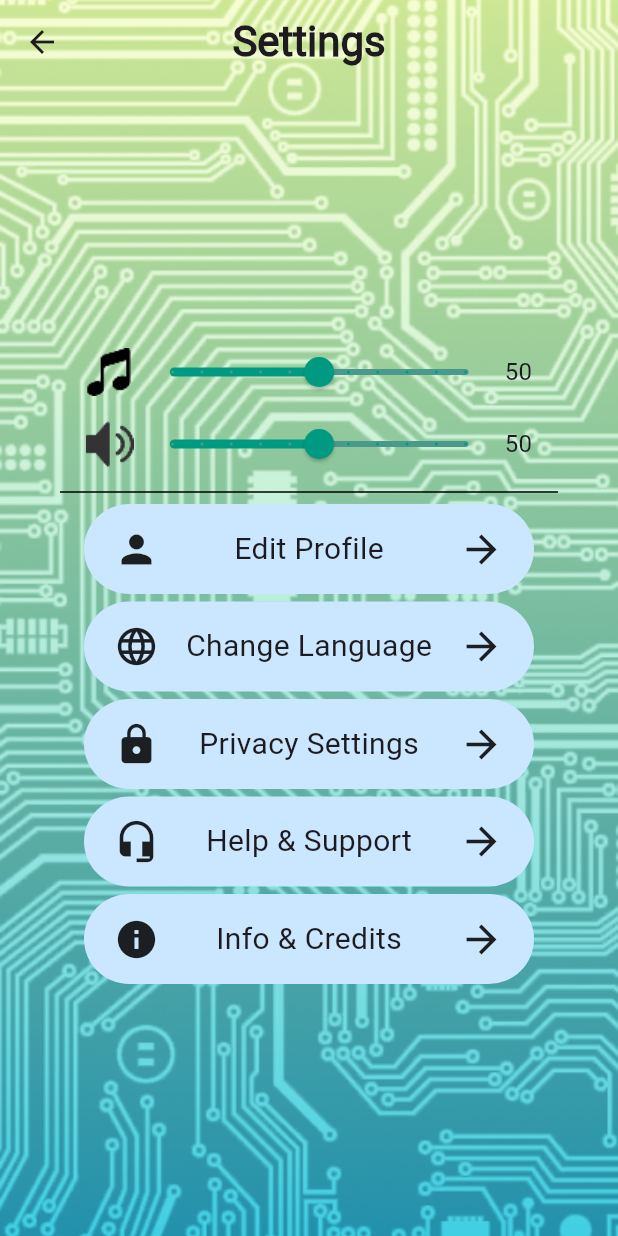
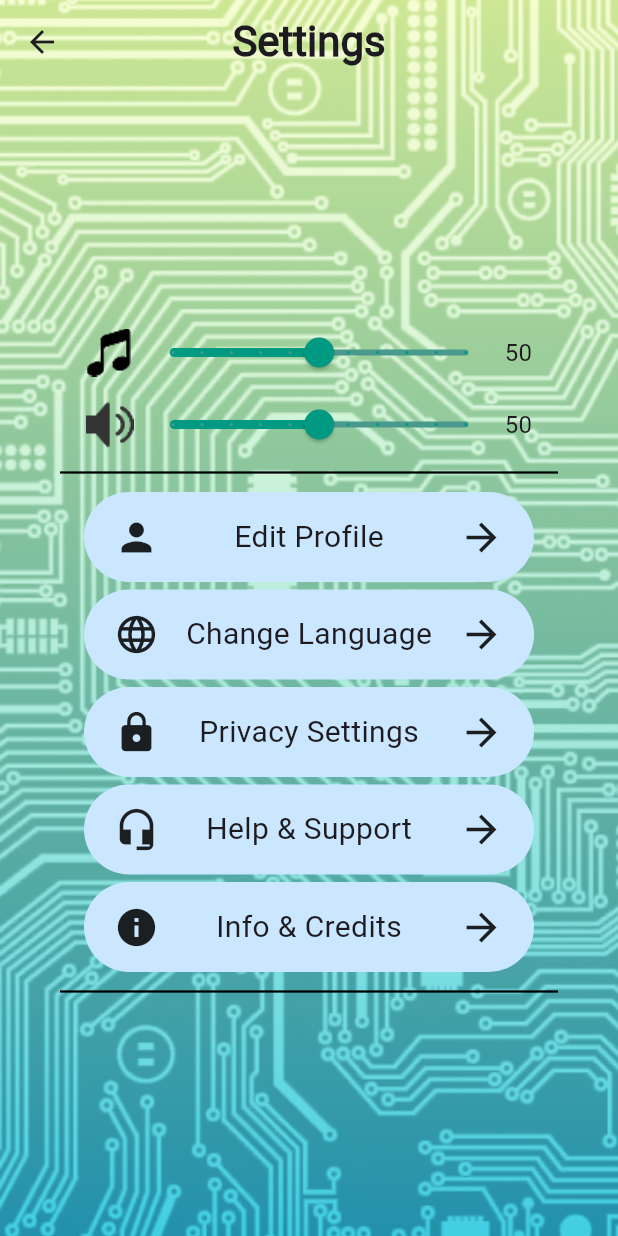
Before and after one commit to ComputacaoMovel2024/tp-c_dingo, a Flutter app: the SettingsPage screen opened directly, on a phone screen of 412 x 824 dp. Run offline on Flutter 3.47's test engine with Material 3 defaults, Android fonts, the phone set to English and light mode, and no system bars; our stand-ins replace shared_preferences; accounts and stored records are empty.

Commit message:
Correção do último commit

```diff
--- a/dingo/lib/dart_classes_aux/custom_button.dart
+++ /dev/null
@@ -1,49 +0,0 @@
-import 'package:flutter/material.dart';
-
-class CustomSettingsButton extends StatelessWidget {
-  final Icon settingsIcon;
-  final String settingsText;
-
-  const CustomSettingsButton({
-    super.key,
-    required this.settingsIcon,
-    required this.settingsText,
-  });
-
-  @override
-  Widget build(BuildContext context) {
-    return InkWell(
-      onTap: () {},
-      child: Container(
-        width: 300,
-        height: 60,
-        padding: const EdgeInsets.symmetric(horizontal: 20, vertical: 5),
-        decoration: BoxDecoration(
-          color: const Color.fromARGB(255, 202, 231, 255),
-          borderRadius: BorderRadius.circular(30),
-        ),
-        child: Row(
-          mainAxisAlignment: MainAxisAlignment.center,
-          children: <Widget>[
-            settingsIcon,
-            const Spacer(),
-            Center(
-              child: Text(
-                settingsText,
-                textAlign: TextAlign.left,
-                style: const TextStyle(
-                  fontSize: 20,
-                ),
-              ),
-            ),
-            const Spacer(),
-            const Icon(
-              Icons.arrow_forward,
-              size: 30,
-            ),
-          ],
-        ),
-      ),
-    );
-  }
-}
--- a/dingo/lib/settings/settings_page.dart
+++ b/dingo/lib/settings/settings_page.dart
@@ -1,7 +1,6 @@
 import 'package:flutter/material.dart';
 
 import 'package:dingo/dart_classes_aux/custom_slider.dart';
-import 'package:dingo/dart_classes_aux/custom_button.dart';
 
 class SettingsPage extends StatelessWidget {
   const SettingsPage({super.key});
@@ -31,49 +30,62 @@ class SettingsPage extends StatelessWidget {
                 backgroundColor: Colors.transparent,
                 elevation: 0,
               ),
-              const Expanded(
+              Expanded(
                 child: Center(
                   child: Column(
                     mainAxisAlignment: MainAxisAlignment.center,
                     mainAxisSize: MainAxisSize.min,
                     children: <Widget>[
-                      CustomSlider(
+                      const CustomSlider(
                         customIconPath: 'lib/assets/music_note_icon.png',
                         preferenceKey: 'musicNoteSliderValue', //chave para as Shared Preferences
                       ),
-                      CustomSlider(
+                      const CustomSlider(
                         customIconPath: 'lib/assets/speaker_icon.png',
                         preferenceKey: 'speakerSliderValue', //chave para as Shared Preferences
                       ),
-                      Divider(
-                        thickness: 1,
+                      const Divider(
+                        thickness: 1.5,
                         color: Colors.black,
                         indent: 40,
                         endIndent: 40,
                       ),
+                      const SizedBox(height: 5),
                       CustomSettingsButton(
-                        settingsIcon: Icon(Icons.person, size: 30),
+                        settingsIcon: const Icon(Icons.person, size: 30),
                         settingsText: 'Edit Profile',
+                        onButtonPressed: () {},
                       ),
-                      SizedBox(height: 5),
+                      const SizedBox(height: 5),
                       CustomSettingsButton(
-                        settingsIcon: Icon(Icons.language, size: 30),
+                        settingsIcon: const Icon(Icons.language, size: 30),
                         settingsText: 'Change Language',
+                        onButtonPressed: () {},
                       ),
-                      SizedBox(height: 5),
+                      const SizedBox(height: 5),
                       CustomSettingsButton(
-                        settingsIcon: Icon(Icons.lock, size: 30),
+                        settingsIcon: const Icon(Icons.lock, size: 30),
                         settingsText: 'Privacy Settings',
+                        onButtonPressed: () {},
                       ),
-                      SizedBox(height: 5),
+                      const SizedBox(height: 5),
                       CustomSettingsButton(
-                        settingsIcon: Icon(Icons.headset_mic, size: 30),
+                        settingsIcon: const Icon(Icons.headset_mic, size: 30),
                         settingsText: 'Help & Support',
+                        onButtonPressed: () {},
                       ),
-                      SizedBox(height: 5),
+                      const SizedBox(height: 5),
                       CustomSettingsButton(
-                        settingsIcon: Icon(Icons.info, size: 30),
+                        settingsIcon: const Icon(Icons.info, size: 30),
                         settingsText: 'Info & Credits',
+                        onButtonPressed: () {},
+                      ),
+                      const SizedBox(height: 5),
+                      const Divider(
+                        thickness: 1.5,
+                        color: Colors.black,
+                        indent: 40,
+                        endIndent: 40,
                       ),
                     ],
                   ),
@@ -86,3 +98,53 @@ class SettingsPage extends StatelessWidget {
     );
   }
 }
+
+class CustomSettingsButton extends StatelessWidget {
+  final Icon settingsIcon;
+  final String settingsText;
+  final VoidCallback? onButtonPressed;
+
+  const CustomSettingsButton({
+    super.key,
+    required this.settingsIcon,
+    required this.settingsText,
+    required this.onButtonPressed,
+  });
+
+  @override
+  Widget build(BuildContext context) {
+    return InkWell(
+      onTap: onButtonPressed,
+      child: Container(
+        width: 300,
+        height: 60,
+        padding: const EdgeInsets.symmetric(horizontal: 20, vertical: 5),
+        decoration: BoxDecoration(
+          color: const Color.fromARGB(255, 202, 231, 255),
+          borderRadius: BorderRadius.circular(30),
+        ),
+        child: Row(
+          mainAxisAlignment: MainAxisAlignment.center,
+          children: <Widget>[
+            settingsIcon,
+            const Spacer(),
+            Center(
+              child: Text(
+                settingsText,
+                textAlign: TextAlign.left,
+                style: const TextStyle(
+                  fontSize: 20,
+                ),
+              ),
+            ),
+            const Spacer(),
+            const Icon(
+              Icons.arrow_forward,
+              size: 30,
+            ),
+          ],
+        ),
+      ),
+    );
+  }
+}
```
